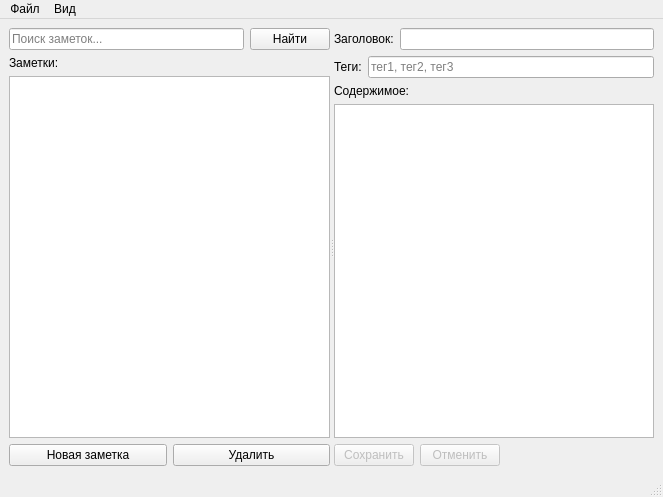
The window that src/ui/main_window.ui (bozvan/SC_project) describes before a commit, drawn with Qt 5.
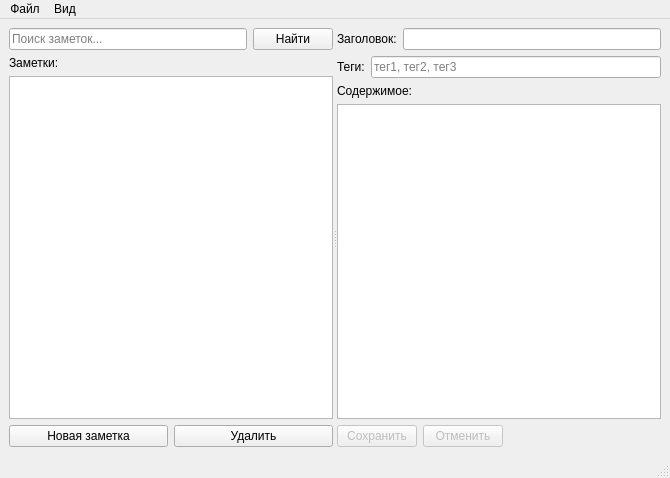
The same window after the commit.

Commit message: gui + была проверена работа поиска с разными регистрами

The edit to the form file:
```diff
--- a/src/ui/main_window.ui
+++ b/src/ui/main_window.ui
@@ -6,8 +6,8 @@
    <rect>
     <x>0</x>
     <y>0</y>
-    <width>663</width>
-    <height>497</height>
+    <width>670</width>
+    <height>478</height>
    </rect>
   </property>
   <property name="windowTitle">
@@ -162,7 +162,7 @@
     <rect>
      <x>0</x>
      <y>0</y>
-     <width>663</width>
+     <width>670</width>
      <height>18</height>
     </rect>
    </property>
```
The commit also changes 4 other files.
